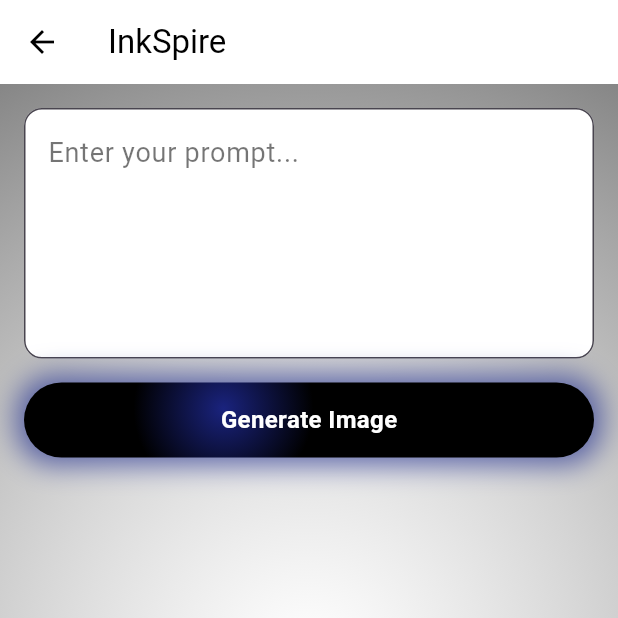
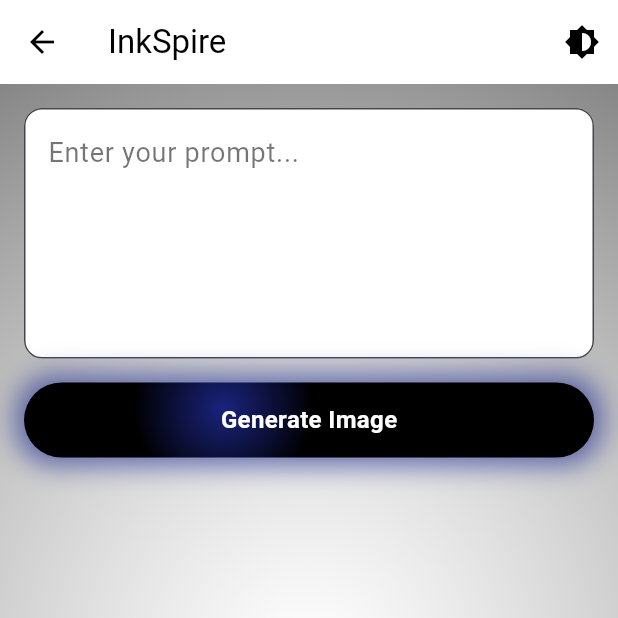
Before and after one commit to emnggprw/inkspire, a Flutter app: the screen it shows after launch, after a tap on the "add" icon, on a phone screen of 412 x 824 dp, the top half of it. Run offline on Flutter 3.47's test engine with Material 3 defaults, Android fonts, the light colour scheme and no system bars; our stand-ins replace shared_preferences.

Commit message:
Fix theme toggle and AnimatedBackground issue in HomeScreen

```diff
--- a/lib/screens/home_screen.dart
+++ b/lib/screens/home_screen.dart
@@ -61,11 +61,12 @@
           RefreshIndicator(
             onRefresh: _refreshChats,
             child: chats.isEmpty
-                ? Center(
+                ? const Center(
               child: Column(
                 mainAxisAlignment: MainAxisAlignment.center,
-                children: const [
-                  Text('No images yet'),
+                children: [
+                  Text('No images yet', style: TextStyle(fontSize: 18, fontWeight: FontWeight.bold)),
+                  SizedBox(height: 5),
                   Text("Tap ' + ' below to start generating an image"),
                 ],
               ),
@@ -91,8 +92,11 @@
                     title: Text(chat.title),
                     subtitle: Text(chat.prompt, maxLines: 1, overflow: TextOverflow.ellipsis),
                     leading: chat.imageUrl != null
-                        ? Image.network(chat.imageUrl!, width: 50, height: 50, fit: BoxFit.cover)
-                        : const Icon(Icons.image),
+                        ? ClipRRect(
+                      borderRadius: BorderRadius.circular(8),
+                      child: Image.network(chat.imageUrl!, width: 50, height: 50, fit: BoxFit.cover),
+                    )
+                        : const Icon(Icons.image, size: 40),
                   ),
                 );
               },
@@ -110,7 +114,10 @@
                 Navigator.push(
                   context,
                   MaterialPageRoute(
-                    builder: (context) => PromptScreen(onNewChat: addNewChat),
+                    builder: (context) => PromptScreen(
+                      onNewChat: addNewChat,
+                      onToggleTheme: widget.onToggleTheme, // Pass theme toggle
+                    ),
                   ),
                 );
               },
--- a/lib/screens/prompt_screen.dart
+++ b/lib/screens/prompt_screen.dart
@@ -7,8 +7,14 @@
 class PromptScreen extends StatefulWidget {
   final Function(Chat) onNewChat;
   final Function(String)? onImageGenerated;
+  final VoidCallback onToggleTheme; // Added onToggleTheme parameter
 
-  const PromptScreen({super.key, required this.onNewChat, this.onImageGenerated});
+  const PromptScreen({
+    super.key,
+    required this.onNewChat,
+    this.onImageGenerated,
+    required this.onToggleTheme, // Required this now
+  });
 
   @override
   State<PromptScreen> createState() => _PromptScreenState();
@@ -110,7 +116,15 @@
   Widget build(BuildContext context) {
     final isDarkMode = Theme.of(context).brightness == Brightness.dark;
     return Scaffold(
-      appBar: AppBar(title: const Text('InkSpire')),
+      appBar: AppBar(
+        title: const Text('InkSpire'),
+        actions: [
+          IconButton(
+            icon: const Icon(Icons.brightness_6),
+            onPressed: widget.onToggleTheme, // Added Theme Toggle
+          ),
+        ],
+      ),
       body: Stack(
         children: [
           CustomPaint(
@@ -154,7 +168,7 @@
                         ),
                       ],
                     ),
-                    child: Center(
+                    child: const Center(
                       child: Text(
                         'Generate Image',
                         style: TextStyle(color: Colors.white, fontWeight: FontWeight.bold, fontSize: 16),
```
Also changed, not shown: lib/utils/ink_painter.dart (line endings or trailing spaces).
